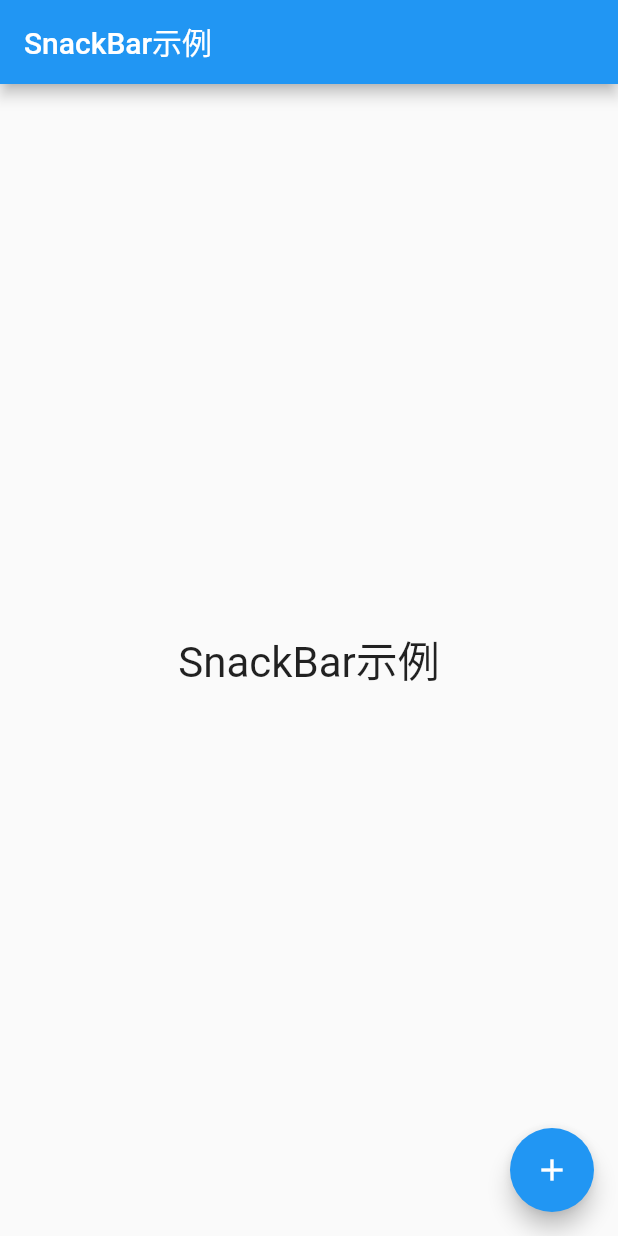
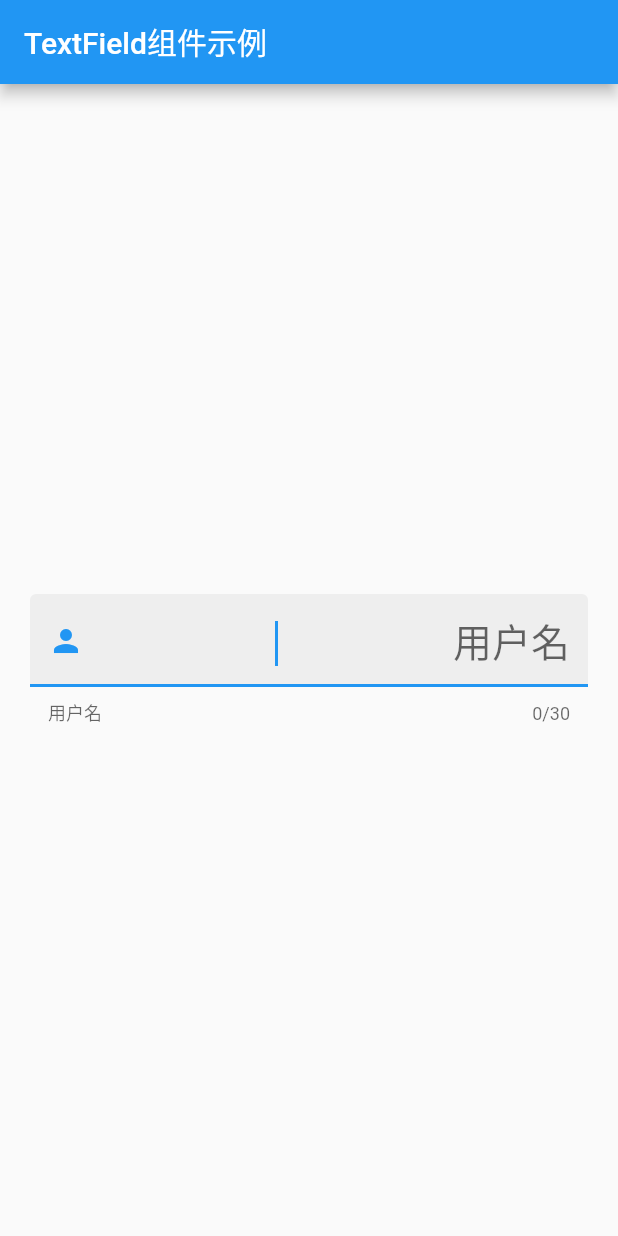
Before and after one commit to wangyu204/flutterHelloWord, a Flutter app: the screen it shows after launch, on a phone screen of 412 x 824 dp. Run offline on Flutter 3.47's test engine with Material 2 defaults, Android fonts, the phone set to English and light mode, and no system bars.

Commit message:
修改内容：TextField组件

```diff
--- a/lib/main.dart
+++ b/lib/main.dart
@@ -2,35 +2,61 @@ import 'package:flutter/material.dart';
 
 void main() => runApp(MyApp());
 
+
 class MyApp extends StatelessWidget {
   @override
   Widget build(BuildContext context) {
+    //添加文本编辑控制器 监听文本输入内容变化
+    final TextEditingController controller = TextEditingController();
+    controller.addListener(() {
+      print('你输入的内容为: ${controller.text}');
+    });
+
     return MaterialApp(
-      title: 'Welcome to Flutter',
+      title: 'TextField组件示例',
       home: Scaffold(
         appBar: AppBar(
-          title: Text('SnackBar示例'),
+          title: Text('TextField组件示例'),
         ),
         body: Center(
-          child: Text(
-            'SnackBar示例',
-            style: TextStyle(fontSize: 28.0),
+          child: Padding(
+            padding: const EdgeInsets.all(20.0),
+            child: TextField(
+              //绑定controller
+              controller: controller,
+              //最大长度，设置此项会让TextField右下角有一个输入数量的统计字符串
+              maxLength: 30,
+              //最大行数
+              maxLines: 1,
+              //是否自动更正
+              autocorrect: true,
+              //是否自动对焦
+              autofocus: true,
+              //是否是密码
+              obscureText: false,
+              //文本对齐方式
+              textAlign: TextAlign.center,
+              //输入文本的样式
+              style: TextStyle(fontSize: 26.0, color: Colors.green),
+              //文本内容改变时回调
+              onChanged: (text) {
+                print('文本内容改变时回调 $text');
+              },
+              //内容提交时回调
+              onSubmitted: (text) {
+                print('内容提交时回调 $text');
+              },
+              enabled: true, //是否禁用
+              decoration: InputDecoration(//添加装饰效果
+                  fillColor: Colors.grey.shade200,//添加灰色填充色
+                  filled: true,
+                  helperText: '用户名',
+                  prefixIcon: Icon(Icons.person),//左侧图标
+                  suffixText: '用户名'),//右侧文本提示
+            ),
           ),
+
         ),
-        floatingActionButton: new Builder(builder: (BuildContext context) {
-          return new FloatingActionButton(
-            child: const Icon(Icons.add),
-            onPressed: () {
-              //点击回调事件 弹出一句提示语句
-              Scaffold.of(context).showSnackBar(new SnackBar(
-                content: new Text("显示SnackBar"),
-              ));
-            },
-            shape: new CircleBorder(),
-          );
-        }),
-        floatingActionButtonLocation:
-        FloatingActionButtonLocation.endFloat, //居中放置 位置可以设置成左中右
       ),
     );
   }
```
